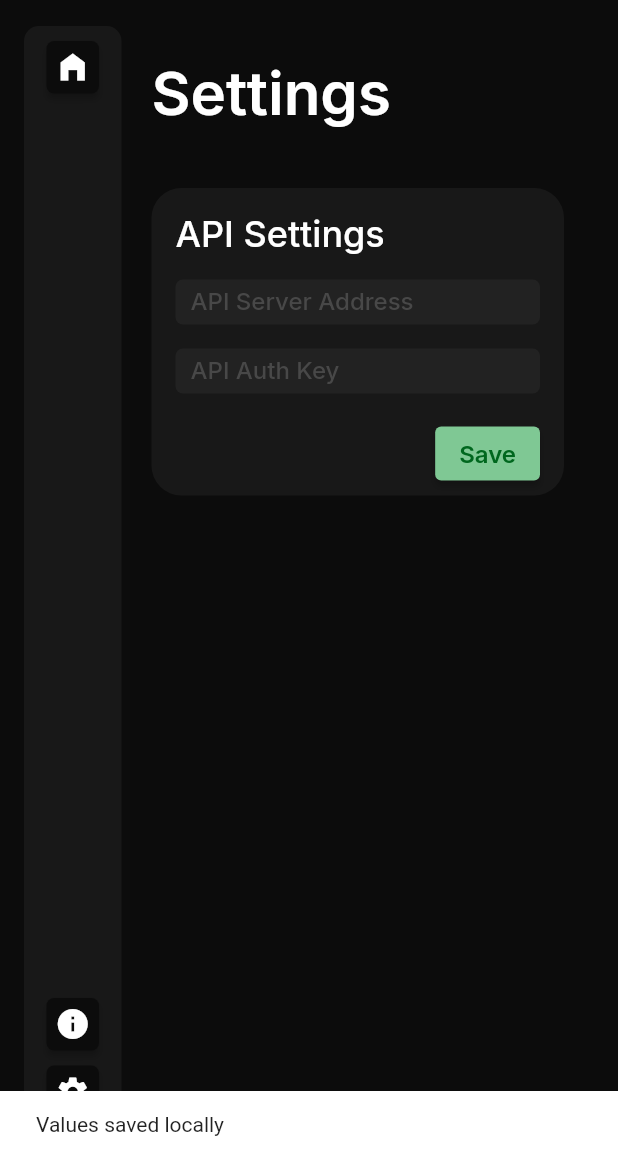
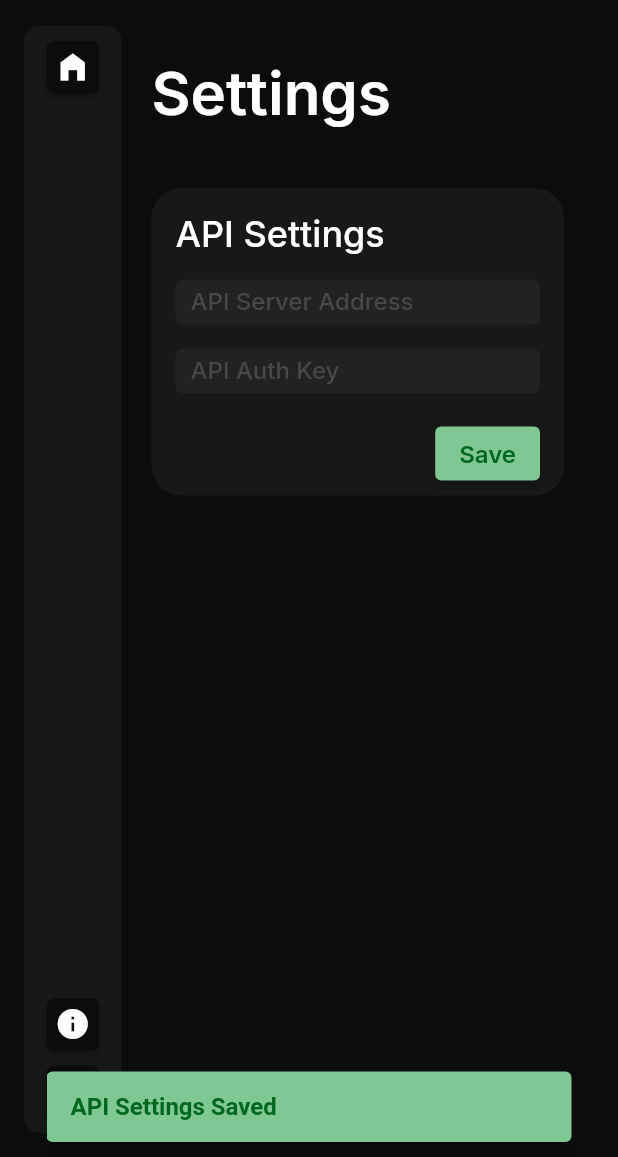
Before and after one commit to Govind-S-B/certify_frontend, a Flutter app: the screen it shows after launch, after a tap on the "settings" icon, after a tap on "Save", on a phone screen of 412 x 824 dp, the part 79-1236 px from its top. Run offline on Flutter 3.47's test engine with Material 2 defaults, Android fonts, the phone set to English and light mode, and no system bars; our stand-ins replace shared_preferences.

Commit message:
added snackbar customization

```diff
--- a/lib/app_theme.dart
+++ b/lib/app_theme.dart
@@ -13,6 +13,10 @@ class AppTheme {
   static const Color darkGreen = Color(0xFF00671E);
   static const Color yellow = Color(0xFFFFC773);
   static const Color darkYellow = Color(0xFF5D4830);
+  static const Color red = Color(0xFFC25F6C);
+  static const Color darkRed = Color(0xFF71000F);
+  static const Color violet = Color(0xFF9E8FF9);
+  static const Color darkViolet = Color(0xFF453E72);
 
   static final ThemeData darkTheme = ThemeData(
     brightness: Brightness.dark,
--- a/lib/components/filterbtn.dart
+++ b/lib/components/filterbtn.dart
@@ -19,7 +19,7 @@ class _FilterButtonState extends State<FilterButton> {
         } else {
           final RenderBox button = context.findRenderObject() as RenderBox;
           final RenderBox overlay =
-              Overlay.of(context)!.context.findRenderObject() as RenderBox;
+              Overlay.of(context).context.findRenderObject() as RenderBox;
           final RelativeRect position = RelativeRect.fromRect(
             Rect.fromPoints(
               button.localToGlobal(Offset.zero, ancestor: overlay),
@@ -29,7 +29,7 @@ class _FilterButtonState extends State<FilterButton> {
             Offset.zero & overlay.size,
           );
           overlayEntry = _createOverlayEntry(position);
-          Overlay.of(context)!.insert(overlayEntry!);
+          Overlay.of(context).insert(overlayEntry!);
         }
       },
       child: Container(
--- /dev/null
+++ b/lib/components/snackbars.dart
@@ -0,0 +1,49 @@
+import 'package:certify_frontend/app_theme.dart';
+import 'package:flutter/material.dart';
+
+class CustomSnackbar {
+  static void green(BuildContext context, String message) {
+    ScaffoldMessenger.of(context).showSnackBar(
+      SnackBar(
+        behavior: SnackBarBehavior.floating,
+        width: 350, // Maximum width of the Snackbar
+        content: Text(
+          message,
+          style: TextStyles.body()
+              .copyWith(color: AppTheme.darkGreen, fontWeight: FontWeight.w600),
+        ),
+        backgroundColor: AppTheme.green,
+      ),
+    );
+  }
+
+  static void yellow(BuildContext context, String message) {
+    ScaffoldMessenger.of(context).showSnackBar(
+      SnackBar(
+        behavior: SnackBarBehavior.floating,
+        width: 350, // Maximum width of the Snackbar
+        content: Text(
+          message,
+          style: TextStyles.body().copyWith(
+              color: AppTheme.darkYellow, fontWeight: FontWeight.w600),
+        ),
+        backgroundColor: AppTheme.yellow,
+      ),
+    );
+  }
+
+  static void red(BuildContext context, String message) {
+    ScaffoldMessenger.of(context).showSnackBar(
+      SnackBar(
+        behavior: SnackBarBehavior.floating,
+        width: 350, // Maximum width of the Snackbar
+        content: Text(
+          message,
+          style: TextStyles.body()
+              .copyWith(color: AppTheme.darkRed, fontWeight: FontWeight.w600),
+        ),
+        backgroundColor: AppTheme.red,
+      ),
+    );
+  }
+}
--- a/lib/settings.dart
+++ b/lib/settings.dart
@@ -1,4 +1,5 @@
 import 'package:certify_frontend/app_theme.dart';
+import 'package:certify_frontend/components/snackbars.dart';
 import 'package:certify_frontend/states/api_settings.dart';
 import 'package:flutter/material.dart';
 import 'package:provider/provider.dart';
@@ -140,9 +141,8 @@ class ApiSettingsSection extends StatelessWidget {
                       var _serverAddress = serverAddressController.text;
                       var _authKey = authKeyController.text;
                       apiSettings.saveValues(_serverAddress, _authKey);
-                      ScaffoldMessenger.of(context).showSnackBar(
-                        SnackBar(content: Text('Values saved locally')),
-                      );
+                      CustomSnackbar.green(context, "API Settings Saved");
+                      //"Lorem Ipsum is simply dummy text of the printing and typesetting industry. Lorem Ipsum has been the industry's standard dummy text ever since the 1500s");
                     },
                     style: ElevatedButton.styleFrom(
                       backgroundColor: AppTheme
```
